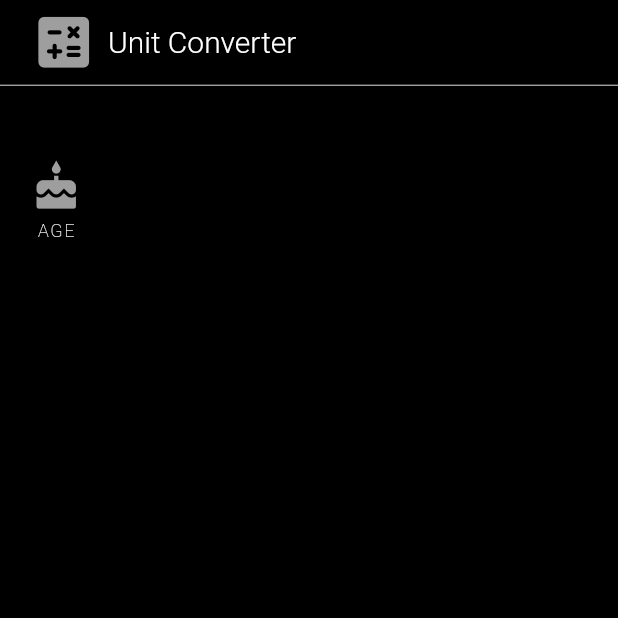
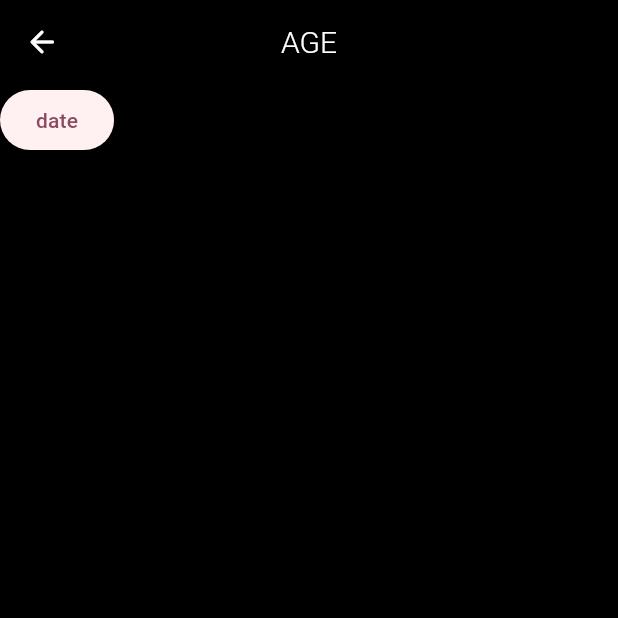
Before and after one commit to GunasekarnRagul/Unit_Calculator_App, a Flutter app: the screen it shows after launch, on a phone screen of 412 x 824 dp, the top half of it. Run offline on Flutter 3.47's test engine with Material 3 defaults, Android fonts, the phone set to English and light mode, and no system bars; our stand-ins replace get, google_fonts; missing offline and left inert: bottom_picker; Roboto replaces fonts that are missing (Google Sans Text, Roboto, sans-serif, Ubuntu).

Commit message:
age calculator implementation

```diff
--- /dev/null
+++ b/lib/cal_properties/age.dart
@@ -0,0 +1,79 @@
+import 'package:bottom_picker/bottom_picker.dart';
+import 'package:bottom_picker/resources/arrays.dart';
+import 'package:flutter/cupertino.dart';
+import 'package:flutter/material.dart';
+import 'package:google_fonts/google_fonts.dart';
+import 'package:unit_converter/MyHomePage.dart';
+import 'package:unit_converter/routes/page_routes.dart';
+
+import '../responsive/dimensions.dart';
+
+class Age extends StatefulWidget {
+  const Age({super.key});
+
+  @override
+  State<Age> createState() => _AgeState();
+}
+
+class _AgeState extends State<Age> {
+  void _openDatePicker(BuildContext context) {
+    BottomPicker.date(
+      title: 'Date Of Birth',
+      buttonSingleColor: Colors.white,
+      iconColor:Colors.black,
+      dateOrder: DatePickerDateOrder.dmy,
+      initialDateTime: DateTime(2002, 03, 02),
+      maxDateTime: DateTime(3000),
+      minDateTime: DateTime(1950),
+      pickerTextStyle:  TextStyle(
+        color: Colors.white,
+        fontWeight: FontWeight.w400,
+        fontSize: Dimensions.updateDimensions(context, 'w', 13),
+        fontFamily: GoogleFonts.ubuntu().fontFamily,
+      ),
+      titleStyle:  TextStyle(
+        fontWeight: FontWeight.w100,
+        fontSize: Dimensions.updateDimensions(context, 'w', 20),
+        color: Colors.white,
+        fontFamily: GoogleFonts.ubuntu().fontFamily,
+      ),
+      onChange: (index) {
+        // print(index);
+      },
+      onSubmit: (index) {
+
+      },
+      bottomPickerTheme: BottomPickerTheme.plumPlate,
+    ).show(context);
+  }
+  @override
+  Widget build(BuildContext context) {
+    return Scaffold(
+      backgroundColor: Colors.black,
+     appBar: AppBar(
+       backgroundColor: Colors.black,
+       centerTitle: true,
+       leading: IconButton(
+         onPressed: ()
+         {
+           // Navigator.pushReplacement(context, RouteGenerator.createRouteBack(const MyHomePage()));
+           Navigator.push(context, RouteGenerator.createRoute(const MyHomePage()));
+         }, icon: const Icon(Icons.arrow_back_rounded,color: Colors.white,),
+       ),
+       title:  RichText(
+         text: TextSpan(
+           text: 'AGE',
+           style: GoogleFonts.ubuntu(
+               color: Colors.white,
+               fontWeight: FontWeight.w300,
+               fontSize: Dimensions.updateDimensions(context, 'w', 20)),
+         ),
+       ),
+     ),
+body: ElevatedButton(
+  onPressed: () => _openDatePicker(context), child: Text('date'),
+
+),
+    );
+  }
+}
--- a/lib/main.dart
+++ b/lib/main.dart
@@ -1,5 +1,6 @@
 import 'package:flutter/material.dart';
 import 'package:unit_converter/MyHomePage.dart';
+import 'package:unit_converter/cal_properties/age.dart';
 import 'package:unit_converter/responsive/dimensions.dart';
 import 'package:unit_converter/splash_screen.dart';
 
@@ -23,7 +24,7 @@ class MyApp extends StatelessWidget {
         fontFamily: "Google Sans Text, Roboto, sans-serif",
 
       ),
-      home: const MyHomePage(),
+      home: const Age(),
 
     );
   }
--- a/pubspec.yaml
+++ b/pubspec.yaml
@@ -37,6 +37,7 @@ dependencies:
   cupertino_icons: ^1.0.2
   get: ^4.6.6
   google_fonts: ^6.1.0
+  bottom_picker: ^2.3.3
 
 dev_dependencies:
   flutter_test:
```
Also changed, not shown: lib/MyHomePage.dart (+14 -6 lines), pubspec.lock.
